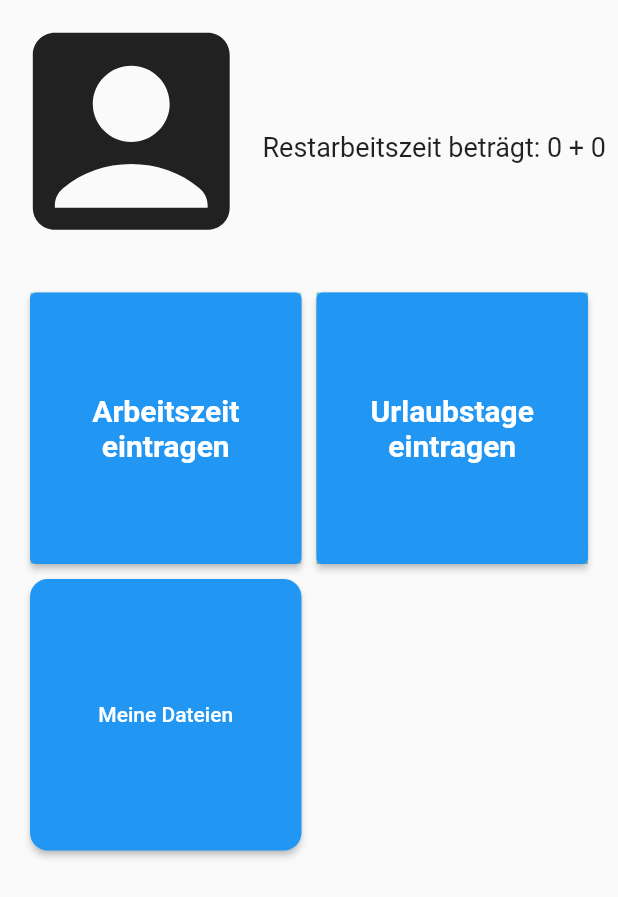
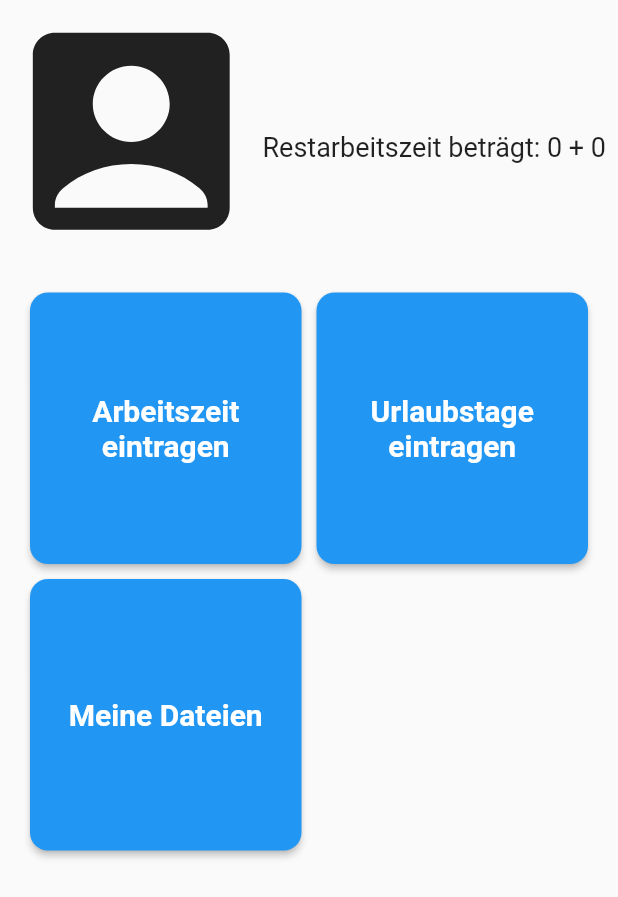
Before and after one commit to 99Nexus/mobile_unterhaltungs_app, a Flutter app: the MeinBereich screen opened directly with empty values, on a phone screen of 412 x 824 dp. Shown: the top 897 px of the screen. Run offline on Flutter 3.47's test engine with Material 2 defaults, Android fonts, the phone set to English and light mode, and no system bars; our stand-ins replace cloud_firestore, firebase_auth, firebase_core, table_calendar; accounts and stored records are empty.

Commit message:
- Datumsanzeige wurde korriegiert(die Uhrzeit mit den ganzen Milisekunden sind raus) - In Firebase wurde Urlaubsbeginn und Urlaubsende auch korriegiert(diese wurden vorher nicht aktualisiert bzw. richtig übernommen von Flutter) - Mein Bereich(Abrundung der Button-Border)

```diff
--- a/lib/Mein Bereich/ArbeitszeitBeantragen.dart
+++ b/lib/Mein Bereich/ArbeitszeitBeantragen.dart
@@ -108,13 +108,11 @@ class _OrderAttendanceState extends State<OrderAttendance> {
                     ),
                     child: Column(
                       children: [
-                    Form(
-                      child:
                         TextFormField(
 
                           decoration: InputDecoration(
                               icon: Icon(Icons.access_time),
-                            hintText: _start.toString(),
+                              hintText: _start.day.toString() +"-"+ _start.month.toString() +"-"+ _start.year.toString(),
                               hintStyle: TextStyle(
                                 fontWeight: FontWeight.normal,
                                 color: Colors.black,
@@ -131,7 +129,6 @@ class _OrderAttendanceState extends State<OrderAttendance> {
                               print('$_start');
                             });
                           });},
-                      ),
                         ),
                         TextFormField(
                           decoration: InputDecoration(
--- a/lib/Mein Bereich/MeinBereich.dart
+++ b/lib/Mein Bereich/MeinBereich.dart
@@ -1,14 +1,15 @@
-
 import 'package:flutter/material.dart';
 import 'package:flutter/cupertino.dart';
 import 'package:mobile_unterhaltungs_app/Data/Person/Person.dart';
 import 'package:mobile_unterhaltungs_app/Mein Bereich/ArbeitszeitBeantragen.dart';
 import 'package:mobile_unterhaltungs_app/Mein%20Bereich/UrlaubBeantragen.dart';
+import 'package:mobile_unterhaltungs_app/Mein%20Bereich/MeineDateien.dart';
 
 class MeinBereich extends StatelessWidget {
   Person user;
   int _arbeitszeit;
   int _arbeitszeitMinute;
+
   //int _gebUrlaubstage;
   //int _vorUrlaubstage;
 
@@ -49,6 +50,11 @@ class MeinBereich extends StatelessWidget {
             children: <Widget>[
               Container(
                 child: ElevatedButton(
+                  style: ElevatedButton.styleFrom(
+                    shape: RoundedRectangleBorder(
+                      borderRadius: BorderRadius.circular(12), // <-- Radius
+                    ),
+                  ),
                   onPressed: () => Navigator.push(
                     context,
                     MaterialPageRoute(
@@ -63,43 +69,45 @@ class MeinBereich extends StatelessWidget {
                     textAlign: TextAlign.center,
                   ),
                 ),
-
-
-
-                    color: Colors.teal[100],
               ),
               Container(
                 child: ElevatedButton(
-                      onPressed: () => Navigator.push(
-                        context,
-                        MaterialPageRoute(
-                            builder: (_) =>
-                                UrlaubBeantragen(user: user)), //Hier kommt der Aufruf der Seite
-                      ),
-                      child: Text(
-                        'Urlaubstage eintragen',
-                        style: TextStyle(
-                            fontSize: 20.0, fontWeight: FontWeight.bold),
-                        textAlign: TextAlign.center,
-                      ),
-                    ),
-                    color: Colors.teal[200],
-                  ),
-                  Container(
-
-                    child: ElevatedButton(
-                      onPressed: () {},
-                      child: Text('Meine Dateien'),
                   style: ElevatedButton.styleFrom(
                     shape: RoundedRectangleBorder(
                       borderRadius: BorderRadius.circular(12), // <-- Radius
                     ),
                   ),
+                  onPressed: () => Navigator.push(
+                    context,
+                    MaterialPageRoute(
+                        builder: (_) => UrlaubBeantragen(
+                            user: user)), //Hier kommt der Aufruf der Seite
+                  ),
+                  child: Text(
+                    'Urlaubstage eintragen',
+                    style:
+                        TextStyle(fontSize: 20.0, fontWeight: FontWeight.bold),
+                    textAlign: TextAlign.center,
                   ),
                 ),
-
-                ],
-              ))
+              ),
+              Container(child: ElevatedButton(
+                style: ElevatedButton.styleFrom(
+                  shape: RoundedRectangleBorder(
+                    borderRadius: BorderRadius.circular(12), // <-- Radius
+                  ),
+                ),
+                onPressed: () {},
+                child: Text(
+                  'Meine Dateien',
+                  style:
+                  TextStyle(fontSize: 20.0, fontWeight: FontWeight.bold),
+                  textAlign: TextAlign.center,
+                ),
+              ),
+              )],
+          )
+    )
         ],
       ),
     );
--- a/lib/Mein Bereich/MeineDatein.dart
+++ /dev/null
@@ -1,4 +0,0 @@
-import 'dart:ffi';
-
-import 'package:flutter/material.dart';
-import 'package:flutter/cupertino.dart';
```
Also changed, not shown: lib/Mein Bereich/UrlaubBeantragen.dart (+24 -17 lines). Lines whose indentation alone changed are shown as unchanged.
